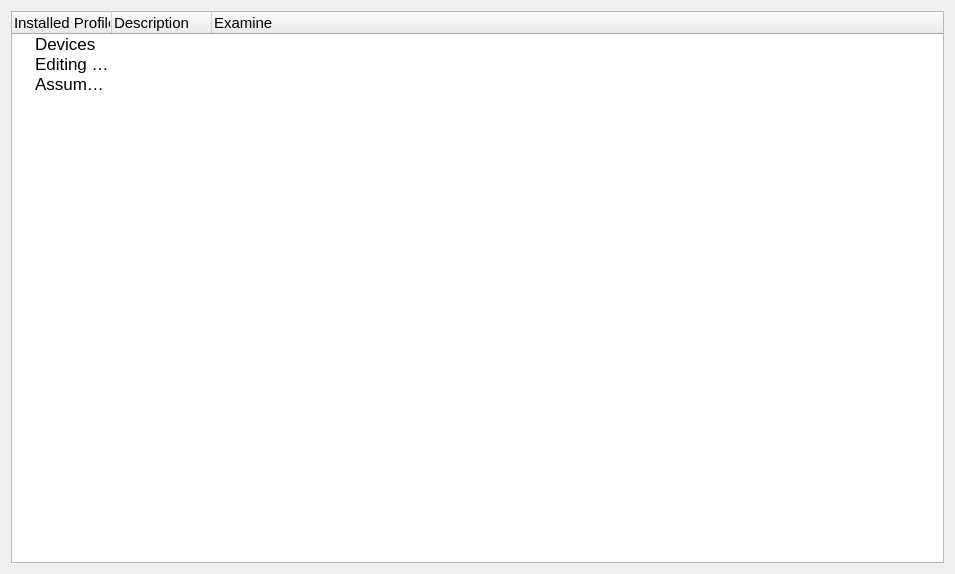
The window that src/modules/information/ui/sy_info.ui (oyranos-cms/Synnefo) describes before a commit, drawn with Qt 5.
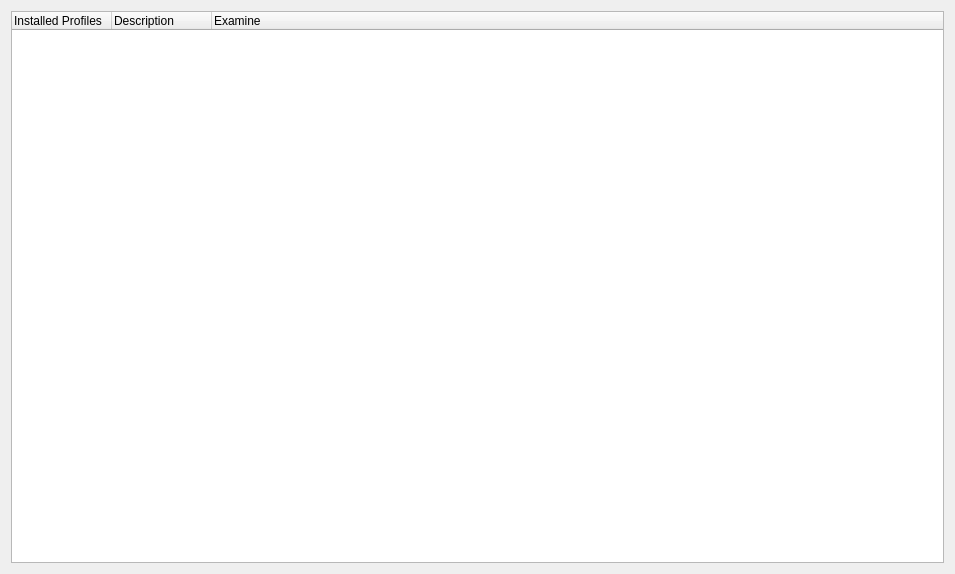
The same window after the commit.

Commit message: reduce device sub trees in info tab to one

```diff
--- a/src/modules/information/ui/sy_info.ui
+++ b/src/modules/information/ui/sy_info.ui
@@ -33,7 +33,6 @@
      </property>
      <property name="font">
       <font>
-       <pointsize>11</pointsize>
        <weight>50</weight>
        <bold>false</bold>
       </font>
@@ -71,54 +70,6 @@
        <string>Examine</string>
       </property>
      </column>
-     <item>
-      <property name="text">
-       <string>Devices</string>
-      </property>
-      <property name="font">
-       <font>
-        <pointsize>13</pointsize>
-       </font>
-      </property>
-      <property name="text">
-       <string/>
-      </property>
-     </item>
-     <item>
-      <property name="text">
-       <string>Editing Space</string>
-      </property>
-      <property name="font">
-       <font>
-        <pointsize>13</pointsize>
-       </font>
-      </property>
-      <property name="text">
-       <string/>
-      </property>
-     </item>
-     <item>
-      <property name="text">
-       <string>Assumed Space</string>
-      </property>
-      <property name="font">
-       <font>
-        <pointsize>13</pointsize>
-       </font>
-      </property>
-      <property name="background">
-       <brush brushstyle="NoBrush">
-        <color alpha="255">
-         <red>0</red>
-         <green>0</green>
-         <blue>0</blue>
-        </color>
-       </brush>
-      </property>
-      <property name="text">
-       <string/>
-      </property>
-     </item>
     </widget>
    </item>
   </layout>
```
The commit also changes 2 other files.
